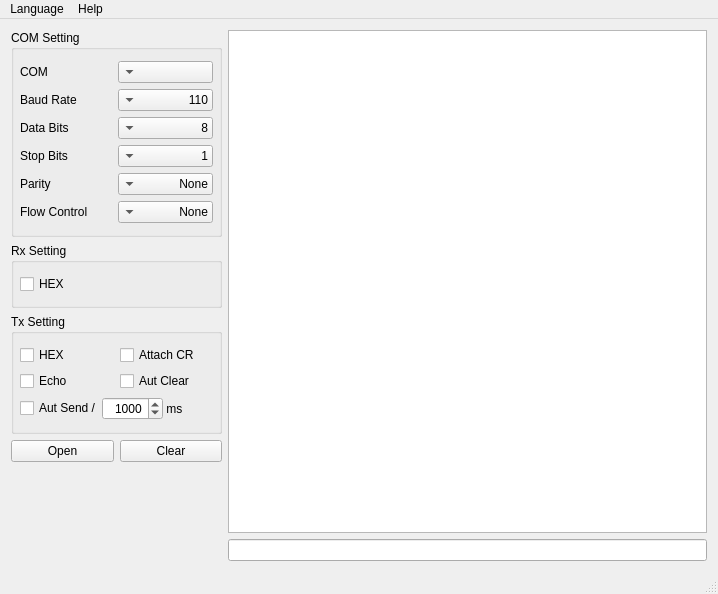
Above: loserial.ui from long568/LoSerial before the change. Below: the same form after it.
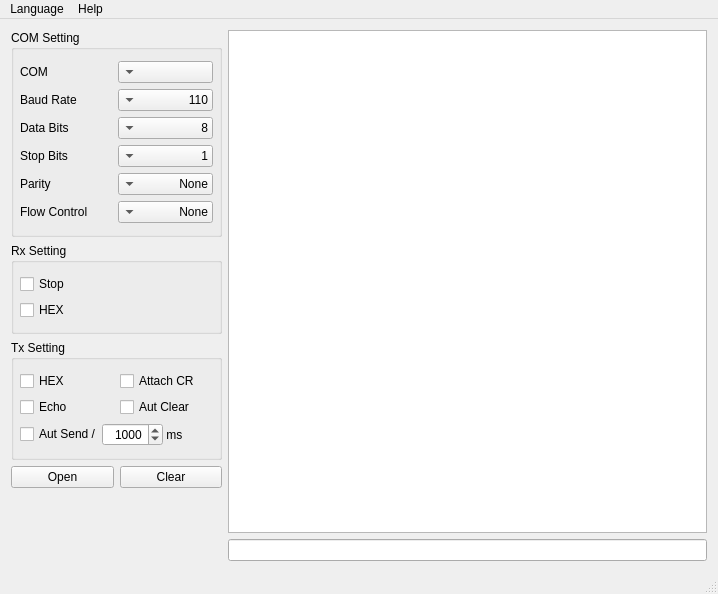
That is the form after the change.

Patch:
```diff
--- a/loserial.ui
+++ b/loserial.ui
@@ -313,13 +313,20 @@
         <property name="title">
          <string>Rx Setting</string>
         </property>
-        <layout class="QVBoxLayout" name="verticalLayout_5" stretch="0">
+        <layout class="QVBoxLayout" name="verticalLayout_5" stretch="0,0">
          <property name="leftMargin">
           <number>6</number>
          </property>
          <property name="rightMargin">
           <number>6</number>
          </property>
+         <item>
+          <widget class="QCheckBox" name="StopRx">
+           <property name="text">
+            <string>Stop</string>
+           </property>
+          </widget>
+         </item>
          <item>
           <widget class="QCheckBox" name="HexRx">
            <property name="text">
```
Left out of the diff: 2 changed lines with no effect on the pictures.
